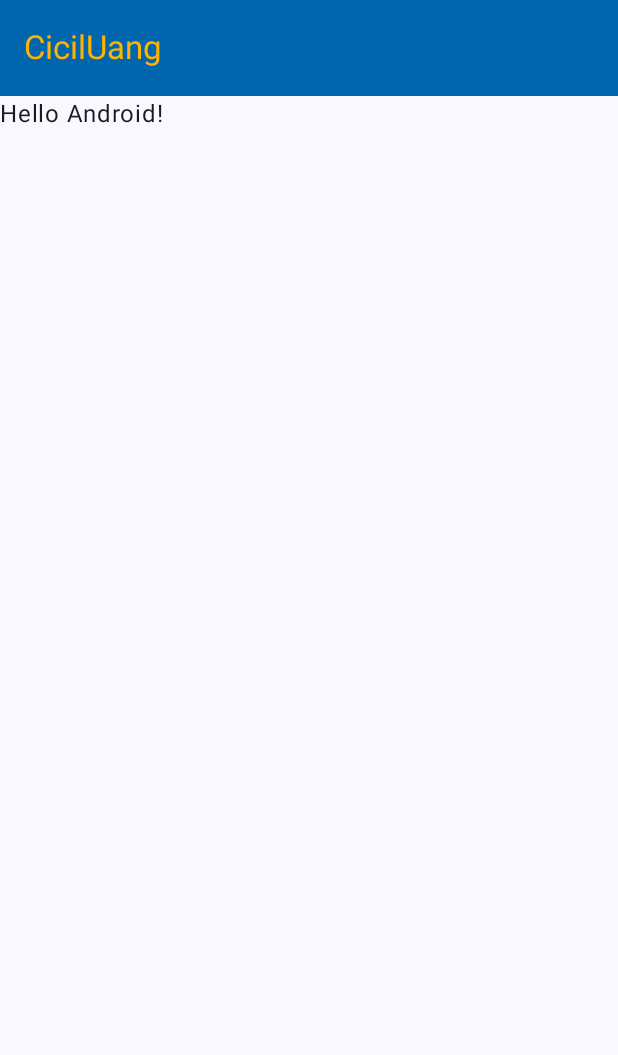
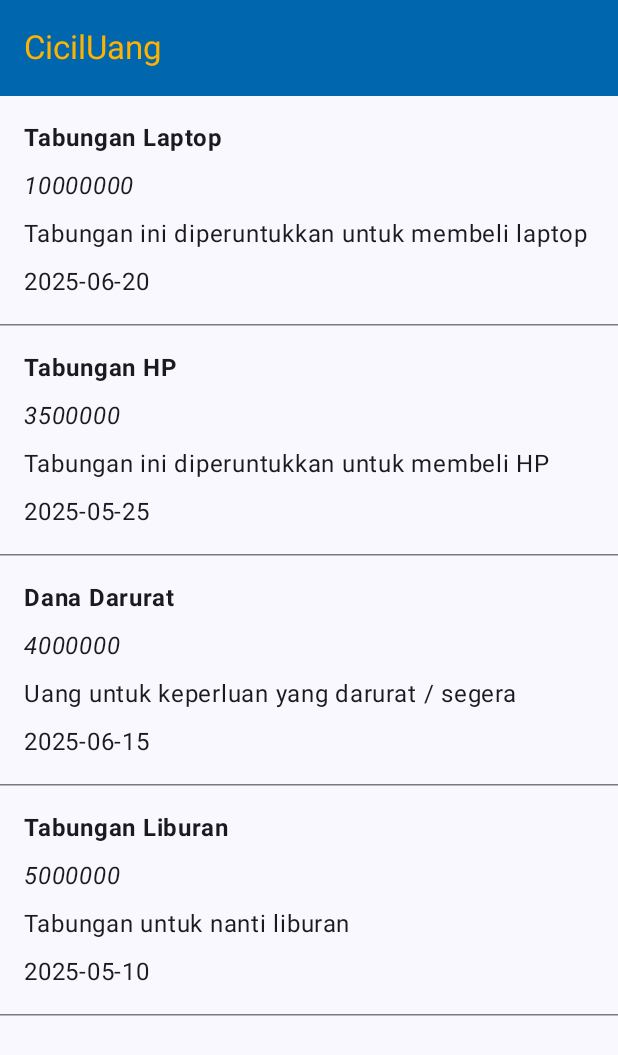
Before and after one commit to evanpratama470123/Assessment2_Mobpro, an Android app built with Jetpack Compose: the screen it shows after launch (MainActivity), on a phone screen of 412 x 824 dp. Shown: the top 1055 px of the screen. Run offline under Robolectric (Android 15) with nearby library versions, the phone set to English and light mode, and no system bars.

Commit message:
Membuat tampilan list

```diff
--- a/app/src/main/java/com/evanpratama0137/ciciluang/model/Tabungan.kt
+++ b/app/src/main/java/com/evanpratama0137/ciciluang/model/Tabungan.kt
@@ -3,7 +3,7 @@ package com.evanpratama0137.ciciluang.model
 data class Tabungan(
     val id: Long,
     val nama: String,
-    val jumlah: Double,
+    val jumlah: Int,
     val deskripsi: String,
     val tanggal: String
 )
--- a/app/src/main/java/com/evanpratama0137/ciciluang/ui/screen/MainScreen.kt
+++ b/app/src/main/java/com/evanpratama0137/ciciluang/ui/screen/MainScreen.kt
@@ -1,8 +1,15 @@
 package com.evanpratama0137.ciciluang.ui.screen
 
 import android.content.res.Configuration
+import androidx.compose.foundation.layout.Arrangement
+import androidx.compose.foundation.layout.Column
+import androidx.compose.foundation.layout.fillMaxSize
+import androidx.compose.foundation.layout.fillMaxWidth
 import androidx.compose.foundation.layout.padding
+import androidx.compose.foundation.lazy.LazyColumn
+import androidx.compose.foundation.lazy.items
 import androidx.compose.material3.ExperimentalMaterial3Api
+import androidx.compose.material3.HorizontalDivider
 import androidx.compose.material3.Scaffold
 import androidx.compose.material3.Text
 import androidx.compose.material3.TopAppBar
@@ -10,8 +17,14 @@ import androidx.compose.material3.TopAppBarDefaults
 import androidx.compose.runtime.Composable
 import androidx.compose.ui.Modifier
 import androidx.compose.ui.res.stringResource
+import androidx.compose.ui.text.font.FontStyle
+import androidx.compose.ui.text.font.FontWeight
+import androidx.compose.ui.text.style.TextOverflow
 import androidx.compose.ui.tooling.preview.Preview
+import androidx.compose.ui.unit.dp
+import androidx.lifecycle.viewmodel.compose.viewModel
 import com.evanpratama0137.ciciluang.R
+import com.evanpratama0137.ciciluang.model.Tabungan
 import com.evanpratama0137.ciciluang.ui.theme.CicilUangTheme
 import com.evanpratama0137.ciciluang.ui.theme.WarnaContainer
 import com.evanpratama0137.ciciluang.ui.theme.WarnaText
@@ -38,10 +51,44 @@ fun MainScreen() {
 
 @Composable
 fun ScreenContent(modifier: Modifier = Modifier) {
-    Text(
-        text = "Hello Android!",
-        modifier = modifier
-    )
+    val viewModel: MainViewModel = viewModel()
+    val data = viewModel.data
+
+    LazyColumn(
+        modifier = modifier.fillMaxSize()
+    ) {
+        items(data) {
+            ListItem(it)
+            HorizontalDivider()
+        }
+    }
+}
+
+@Composable
+fun ListItem(tabungan: Tabungan) {
+    Column(
+        modifier = Modifier.fillMaxWidth().padding(16.dp),
+        verticalArrangement = Arrangement.spacedBy(8.dp)
+    ) {
+        Text(
+            text = tabungan.nama,
+            maxLines = 1,
+            overflow = TextOverflow.Ellipsis,
+            fontWeight = FontWeight.Bold
+        )
+        Text(
+            text = tabungan.jumlah.toString(),
+            maxLines = 1,
+            overflow = TextOverflow.Ellipsis,
+            fontStyle = FontStyle.Italic
+        )
+        Text(
+            text = tabungan.deskripsi,
+            maxLines = 2,
+            overflow = TextOverflow.Ellipsis
+        )
+        Text(text = tabungan.tanggal)
+    }
 }
 
 @Preview(showBackground = true)
--- a/app/src/main/java/com/evanpratama0137/ciciluang/ui/screen/MainViewModel.kt
+++ b/app/src/main/java/com/evanpratama0137/ciciluang/ui/screen/MainViewModel.kt
@@ -9,28 +9,28 @@ class MainViewModel : ViewModel() {
         Tabungan(
             1,
             "Tabungan Laptop",
-            10_000_000.0,
+            10_000_000,
             "Tabungan ini diperuntukkan untuk membeli laptop",
             "2025-06-20"
         ),
         Tabungan(
             2,
             "Tabungan HP",
-            3_500_000.0,
+            3_500_000,
             "Tabungan ini diperuntukkan untuk membeli HP",
             "2025-05-25"
         ),
         Tabungan(
             3,
             "Dana Darurat",
-            4_000_000.0,
+            4_000_000,
             "Uang untuk keperluan yang darurat / segera",
             "2025-06-15"
         ),
         Tabungan(
             4,
             "Tabungan Liburan",
-            5_000_000.0,
+            5_000_000,
             "Tabungan untuk nanti liburan",
             "2025-05-10"
 
```
